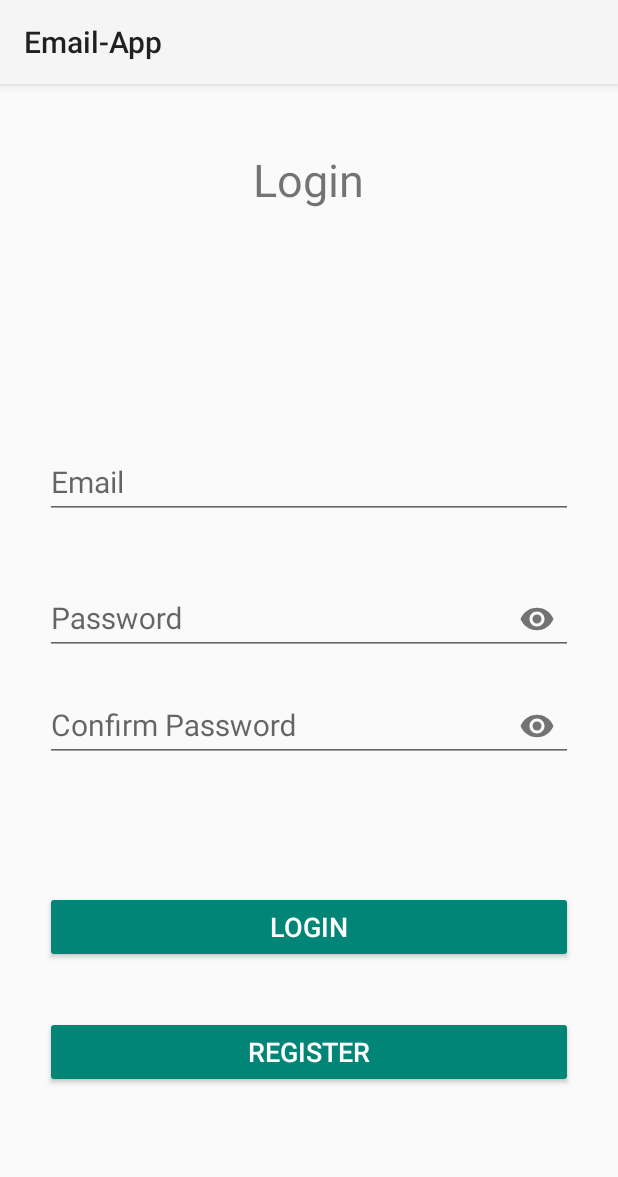
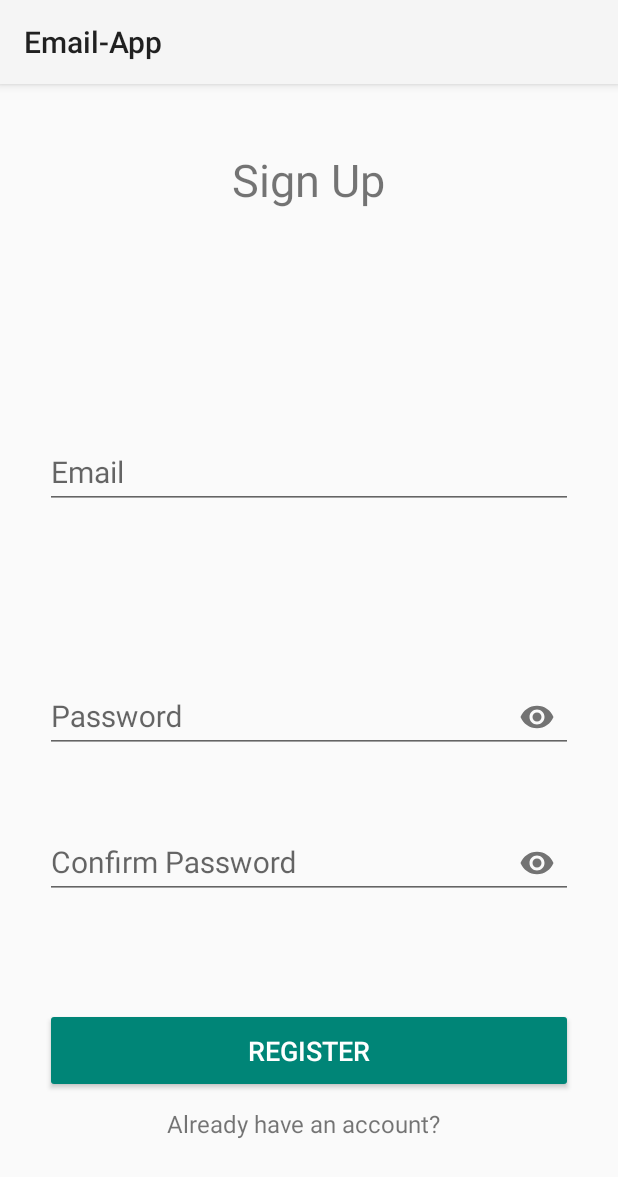
Before and after one commit to GowthamGoush/Email-App, an Android app: the RegisterActivity screen opened directly, with no data from a screen before it, on a phone screen of 412 x 824 dp. Shown: the top 1177 px of the screen. Run offline under Robolectric (Android 15) with nearby library versions, the phone set to English and light mode, and no system bars.

Commit message:
Enhance register layout

```diff
--- a/app/src/main/res/layout/activity_register.xml
+++ b/app/src/main/res/layout/activity_register.xml
@@ -1,7 +1,6 @@
 <?xml version="1.0" encoding="utf-8"?>
 <androidx.constraintlayout.widget.ConstraintLayout xmlns:android="http://schemas.android.com/apk/res/android"
     xmlns:app="http://schemas.android.com/apk/res-auto"
-    xmlns:tools="http://schemas.android.com/tools"
     android:layout_width="match_parent"
     android:layout_height="match_parent"
     android:orientation="vertical"
@@ -11,7 +10,7 @@
         android:id="@+id/textView3"
         android:layout_width="wrap_content"
         android:layout_height="wrap_content"
-        android:text="Login"
+        android:text="Sign Up"
         android:textSize="30dp"
         app:layout_constraintBottom_toBottomOf="parent"
         app:layout_constraintEnd_toEndOf="parent"
@@ -31,7 +30,7 @@
         app:layout_constraintEnd_toEndOf="parent"
         app:layout_constraintStart_toStartOf="parent"
         app:layout_constraintTop_toTopOf="parent"
-        app:layout_constraintVertical_bias="0.31">
+        app:layout_constraintVertical_bias="0.30">
 
         <EditText
             android:id="@+id/email"
@@ -55,7 +54,7 @@
         app:layout_constraintEnd_toEndOf="parent"
         app:layout_constraintStart_toStartOf="parent"
         app:layout_constraintTop_toTopOf="parent"
-        app:layout_constraintVertical_bias="0.45"
+        app:layout_constraintVertical_bias="0.55"
         app:passwordToggleEnabled="true">
 
         <EditText
@@ -80,7 +79,7 @@
         app:layout_constraintEnd_toEndOf="parent"
         app:layout_constraintStart_toStartOf="parent"
         app:layout_constraintTop_toTopOf="parent"
-        app:layout_constraintVertical_bias="0.56"
+        app:layout_constraintVertical_bias="0.70"
         app:passwordToggleEnabled="true">
 
         <EditText
@@ -95,31 +94,43 @@
     </com.google.android.material.textfield.TextInputLayout>
 
     <Button
-        android:id="@+id/login"
-        style="@style/Widget.AppCompat.Button.Colored"
+        android:id="@+id/register"
         android:layout_width="match_parent"
         android:layout_height="wrap_content"
-        android:text="Login"
+        style="@style/Widget.AppCompat.Button.Colored"
+        android:text="Register"
         android:textColor="@color/white"
         android:textSize="18sp"
+        android:padding="16dp"
         app:layout_constraintBottom_toBottomOf="parent"
         app:layout_constraintEnd_toEndOf="parent"
         app:layout_constraintStart_toStartOf="parent"
         app:layout_constraintTop_toTopOf="parent"
-        app:layout_constraintVertical_bias="0.77" />
+        app:layout_constraintVertical_bias="0.90" />
 
-    <Button
-        android:id="@+id/lregister"
-        style="@style/Widget.AppCompat.Button.Colored"
-        android:layout_width="match_parent"
+    <TextView
+        android:id="@+id/login"
+        android:layout_width="wrap_content"
         android:layout_height="wrap_content"
-        android:text="Register"
-        android:textColor="@color/white"
-        android:textSize="18sp"
+        android:layout_gravity="center"
+        android:text="Already have an account?"
+        android:textSize="16dp"
+        app:layout_constraintBottom_toBottomOf="parent"
+        app:layout_constraintEnd_toEndOf="parent"
+        app:layout_constraintHorizontal_bias="0.481"
+        app:layout_constraintStart_toStartOf="parent"
+        app:layout_constraintTop_toTopOf="parent"
+        app:layout_constraintVertical_bias="0.95" />
+
+    <ProgressBar
+        android:id="@+id/progressBar"
+        android:layout_width="50dp"
+        android:layout_height="50dp"
+        android:layout_gravity="center_horizontal"
+        android:visibility="gone"
         app:layout_constraintBottom_toBottomOf="parent"
         app:layout_constraintEnd_toEndOf="parent"
         app:layout_constraintStart_toStartOf="parent"
-        app:layout_constraintTop_toTopOf="parent"
-        app:layout_constraintVertical_bias="0.896" />
+        app:layout_constraintTop_toTopOf="parent" />
 
 </androidx.constraintlayout.widget.ConstraintLayout>
```
